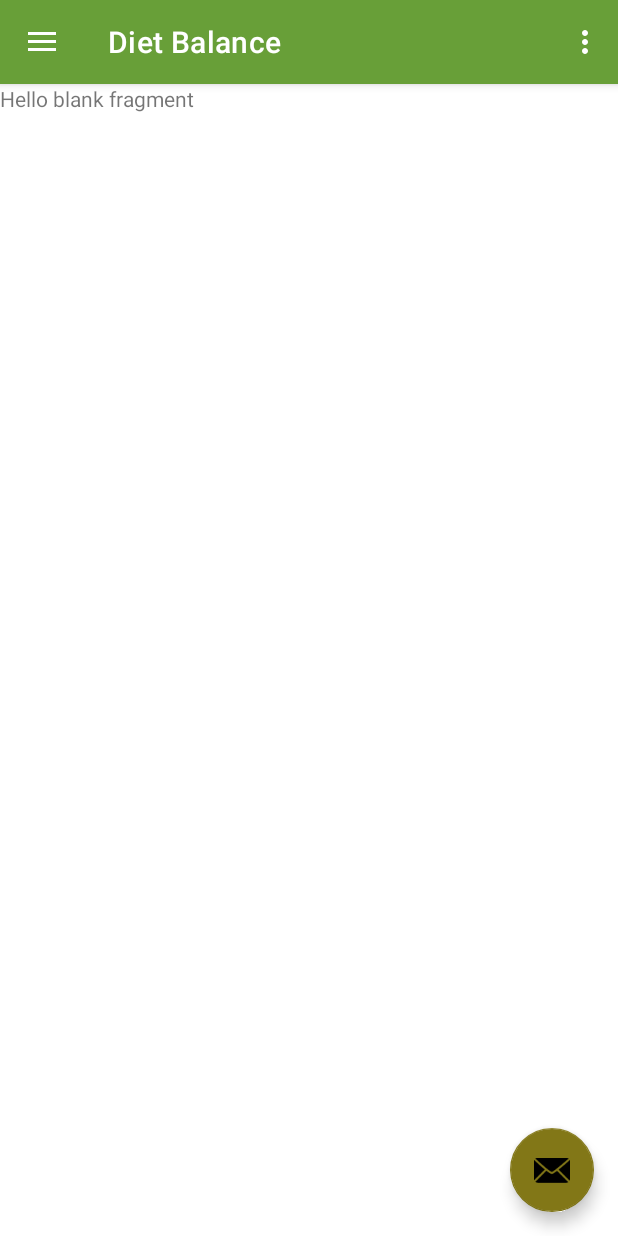
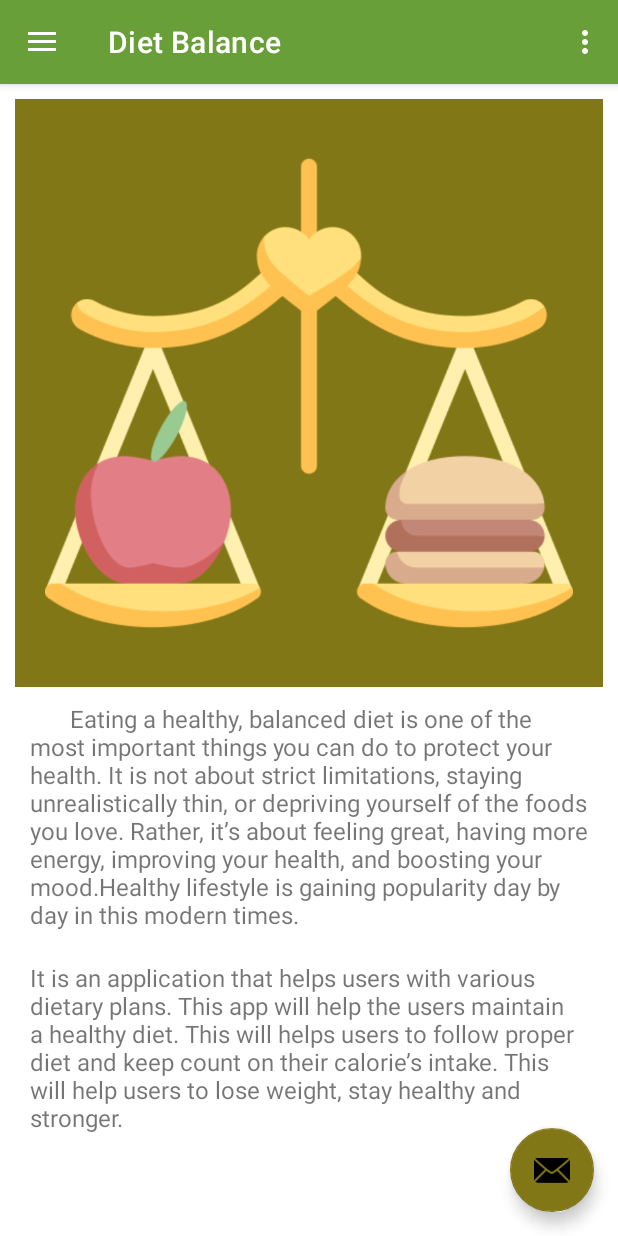
Before and after one commit to KrishnanDevika/MyDietBalanceApplication, an Android app: the screen it shows after launch (MainActivity), on a phone screen of 412 x 824 dp. Run offline under Robolectric (Android 15) with nearby library versions, the phone set to English and light mode, and no system bars; our stand-ins replace navigation-ui.

Commit message:
#26, #27 Intro Screen * created Branch DietBalance * Created Branch MainScreen

```diff
--- a/app/src/main/java/com/example/dietbalanceapplication/DietBalanceFragment.java
+++ b/app/src/main/java/com/example/dietbalanceapplication/DietBalanceFragment.java
@@ -59,6 +59,7 @@ public class DietBalanceFragment extends Fragment {
     public View onCreateView(LayoutInflater inflater, ViewGroup container,
                              Bundle savedInstanceState) {
         // Inflate the layout for this fragment
-        return inflater.inflate(R.layout.fragment_diet_balance, container, false);
+        View view = inflater.inflate(R.layout.fragment_diet_balance, container, false);
+        return view;
     }
 }
--- a/app/src/main/res/layout/fragment_diet_balance.xml
+++ b/app/src/main/res/layout/fragment_diet_balance.xml
@@ -1,14 +1,42 @@
 <?xml version="1.0" encoding="utf-8"?>
-<FrameLayout xmlns:android="http://schemas.android.com/apk/res/android"
+<ScrollView
+    xmlns:android="http://schemas.android.com/apk/res/android"
     xmlns:tools="http://schemas.android.com/tools"
     android:layout_width="match_parent"
-    android:layout_height="match_parent"
-    tools:context=".DietBalanceFragment">
+    android:layout_height="match_parent">
 
-    <!-- TODO: Update blank fragment layout -->
-    <TextView
-        android:layout_width="match_parent"
-        android:layout_height="match_parent"
-        android:text="@string/hello_blank_fragment" />
+    <LinearLayout
+        android:layout_width="wrap_content"
+        android:layout_height="wrap_content"
+        android:orientation="vertical"
+        android:padding="@dimen/layout_padding"
+        tools:context=".DietBalanceFragment">
 
-</FrameLayout>
+
+        <ImageView
+            android:id="@+id/dietImage"
+            android:layout_width="wrap_content"
+            android:layout_height="wrap_content"
+            android:adjustViewBounds="true"
+            android:padding="@dimen/inner_layout_padding"
+            android:background="@color/lime_200"
+            android:src="@drawable/balanceddiet" />
+
+        <TextView
+            android:id="@+id/aboutDiet"
+            android:layout_width="match_parent"
+            android:layout_height="wrap_content"
+            android:padding="@dimen/layout_padding"
+            android:textSize="@dimen/contact_list_text_size"
+            android:text="@string/dietDesc" />
+
+        <TextView
+            android:id="@+id/dietDesc"
+            android:layout_width="match_parent"
+            android:layout_height="wrap_content"
+            android:padding="@dimen/layout_padding"
+            android:textSize="@dimen/contact_list_text_size"
+            android:text="@string/aboutDiet" />
+    </LinearLayout>
+
+</ScrollView>
--- a/app/src/main/res/values/strings.xml
+++ b/app/src/main/res/values/strings.xml
@@ -46,6 +46,8 @@
     <string name="DieticianSocial">Social Media</string>
     <string name="faqTitle">Frequently Asked Question</string>
     <string name="faqMenu">FAQ</string>
+    <string name="aboutDiet">It is an application that helps users with various dietary plans. This app will help the users maintain a healthy diet. This will helps users to follow proper diet and keep count on their calorie’s intake. This will help users to lose weight, stay healthy and stronger.</string>
+    <string name="dietDesc">\t\tEating a healthy, balanced diet is one of the most important things you can do to protect your health. It is not about strict limitations, staying unrealistically thin, or depriving yourself of the foods you love. Rather, it’s about feeling great, having more energy, improving your health, and boosting your mood.Healthy lifestyle is gaining popularity day by day in this modern times.</string>
 
 
 </resources>
```
